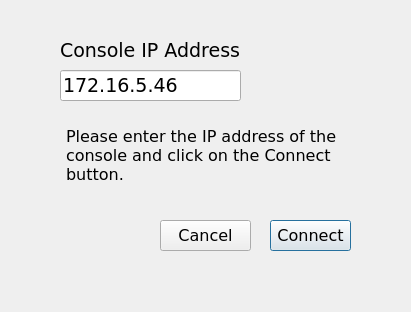
Old version of the form PyQt/install/startup.ui in the repository RajaSrinivasan/Projects.
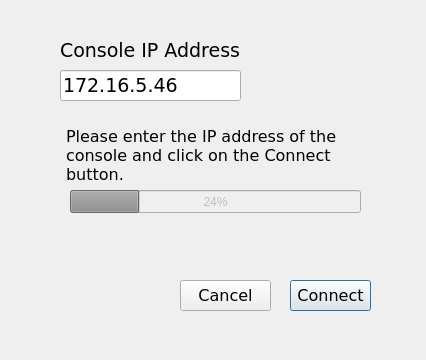
New version of the form.

Patch:
```diff
--- a/PyQt/install/startup.ui
+++ b/PyQt/install/startup.ui
@@ -6,8 +6,8 @@
    <rect>
     <x>0</x>
     <y>0</y>
-    <width>411</width>
-    <height>312</height>
+    <width>426</width>
+    <height>360</height>
    </rect>
   </property>
   <property name="windowTitle">
@@ -19,8 +19,8 @@
   <widget class="QPushButton" name="btnConnect">
    <property name="geometry">
     <rect>
-     <x>270</x>
-     <y>220</y>
+     <x>290</x>
+     <y>280</y>
      <width>81</width>
      <height>31</height>
     </rect>
@@ -38,8 +38,8 @@
   <widget class="QPushButton" name="btnCancel">
    <property name="geometry">
     <rect>
-     <x>160</x>
-     <y>220</y>
+     <x>180</x>
+     <y>280</y>
      <width>91</width>
      <height>31</height>
     </rect>
@@ -106,7 +106,7 @@
     <rect>
      <x>66</x>
      <y>130</y>
-     <width>321</width>
+     <width>291</width>
      <height>51</height>
     </rect>
    </property>
@@ -126,6 +126,22 @@
     <bool>true</bool>
    </property>
   </widget>
+  <widget class="QProgressBar" name="pbTransferFiles">
+   <property name="enabled">
+    <bool>false</bool>
+   </property>
+   <property name="geometry">
+    <rect>
+     <x>70</x>
+     <y>190</y>
+     <width>291</width>
+     <height>23</height>
+    </rect>
+   </property>
+   <property name="value">
+    <number>24</number>
+   </property>
+  </widget>
  </widget>
  <resources/>
  <connections/>
```
Left out of the diff: 2 changed lines with no effect on the pictures.
